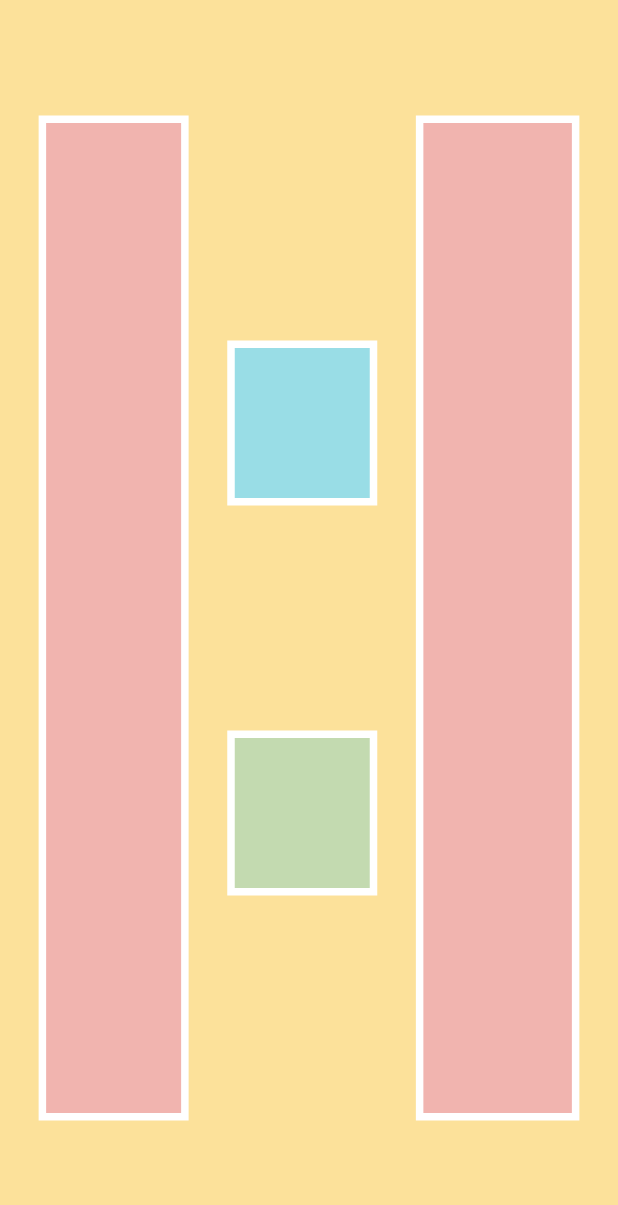
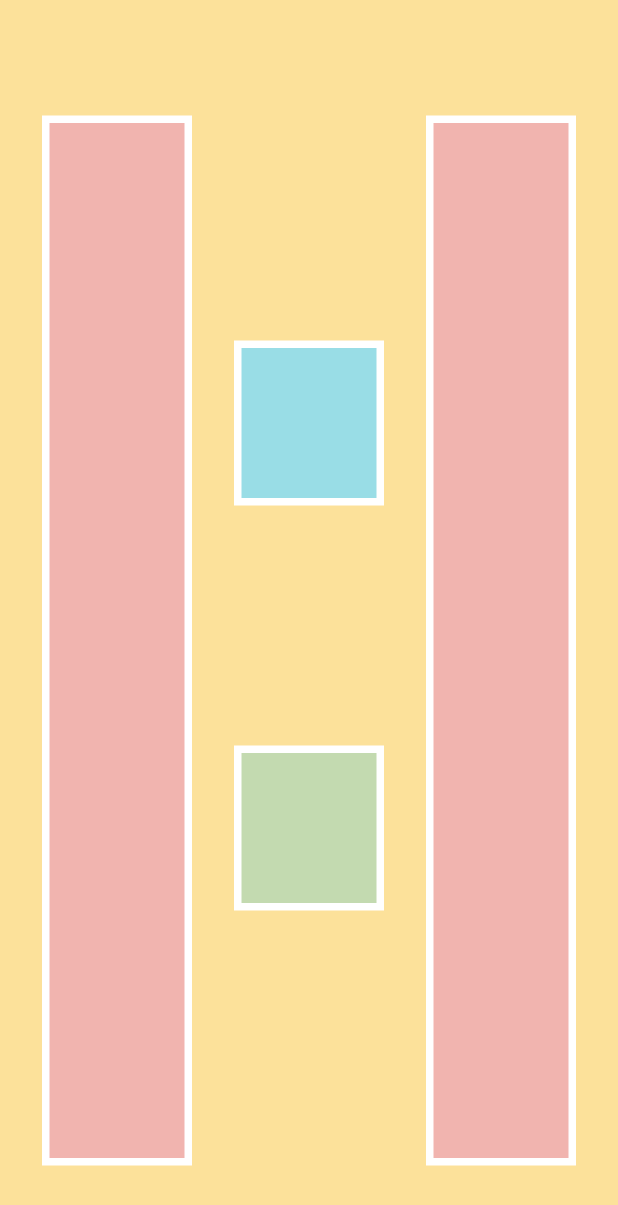
Before and after one commit to josevictorp81/layout, a Flutter app: the screen it shows after launch, on a phone screen of 412 x 824 dp. Shown: the top 1205 px of the screen. Run offline on Flutter 3.47's test engine with Material 2 defaults, Android fonts, the phone set to English and light mode, and no system bars.

Commit message:
mudando largura da coluna da direita e margin top

```diff
--- a/lib/custom_colum.dart
+++ b/lib/custom_colum.dart
@@ -3,7 +3,7 @@ import 'package:flutter/material.dart';
 class CustomColum extends StatelessWidget {
   const CustomColum(
       {Key? key,
-      this.margin = 0,
+      this.margin = 30,
       required this.width,
       required this.height,
       required this.color})
--- a/lib/layout.dart
+++ b/lib/layout.dart
@@ -15,7 +15,7 @@ class Layout extends StatelessWidget {
         children: [
           const CustomColum(
             width: 100,
-            height: 670,
+            height: 700,
             color: 0xfff1b4af,
           ),
           Column(
@@ -36,7 +36,7 @@ class Layout extends StatelessWidget {
                       width: 110,
                       height: 110,
                       color: 0xffc3dab0,
-                      margin: 150,
+                      margin: 160,
                     ),
                   ],
                 ),
@@ -44,8 +44,8 @@ class Layout extends StatelessWidget {
             ],
           ),
           const CustomColum(
-            width: 109,
-            height: 670,
+            width: 100,
+            height: 700,
             color: 0xfff1b4af,
           ),
         ],
```
